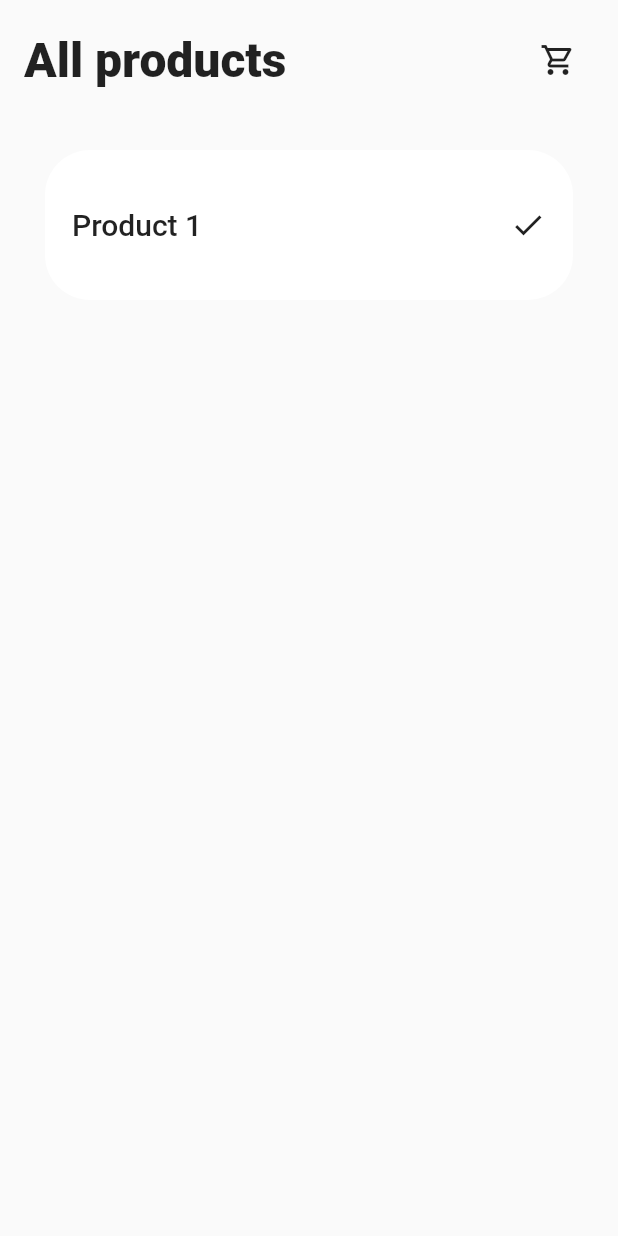
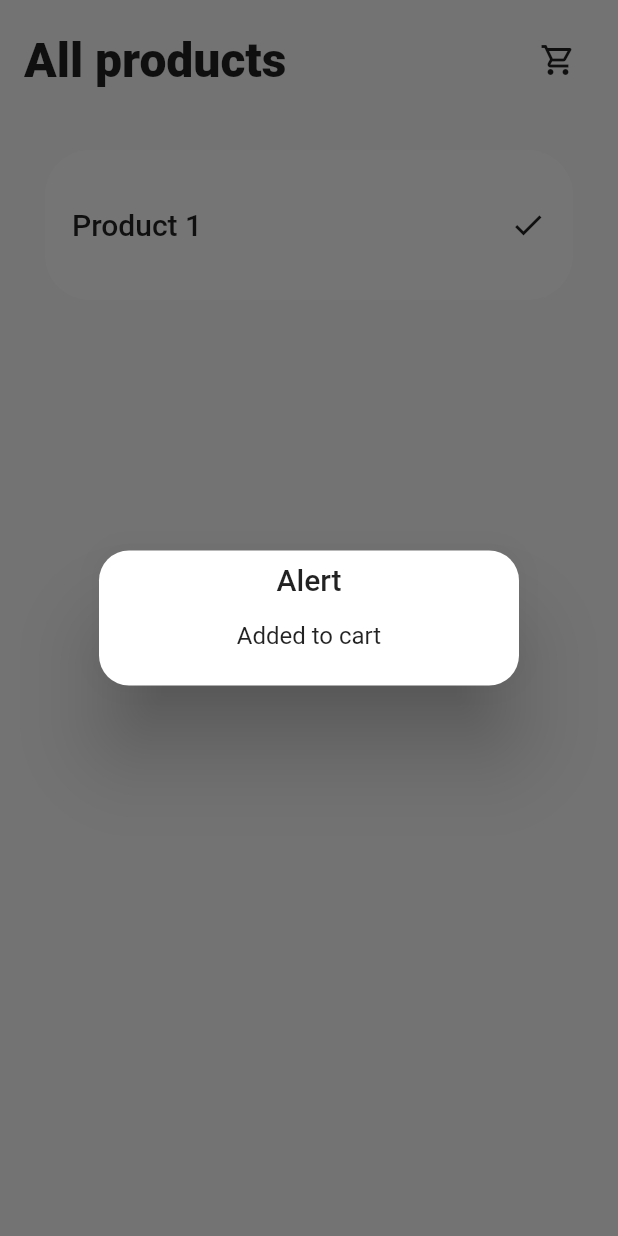
Before and after one commit to mymxxn/Addtocart, a Flutter app: the screen it shows after launch, after a tap on "Add to cart", on a phone screen of 412 x 824 dp. Run offline on Flutter 3.47's test engine with Material 2 defaults, Android fonts, the phone set to English and light mode, and no system bars; our stand-ins replace get.

Commit message:
first commit

```diff
--- a/lib/View/homepage.dart
+++ b/lib/View/homepage.dart
@@ -71,8 +71,12 @@ class HomePage extends StatelessWidget {
                                       onPressed: () {
                                         controller.checkifadded();
                                         cartproducts.add(allproducts[index]);
-                                        log("${cartproducts.length}");
+                                        Get.defaultDialog(
+                                            middleText: "Added to cart");
                                       },
+                                      style: ElevatedButton.styleFrom(
+                                        primary: Colors.black,
+                                      ),
                                       child: Text("Add to cart")))
                             ],
                           ),
```
